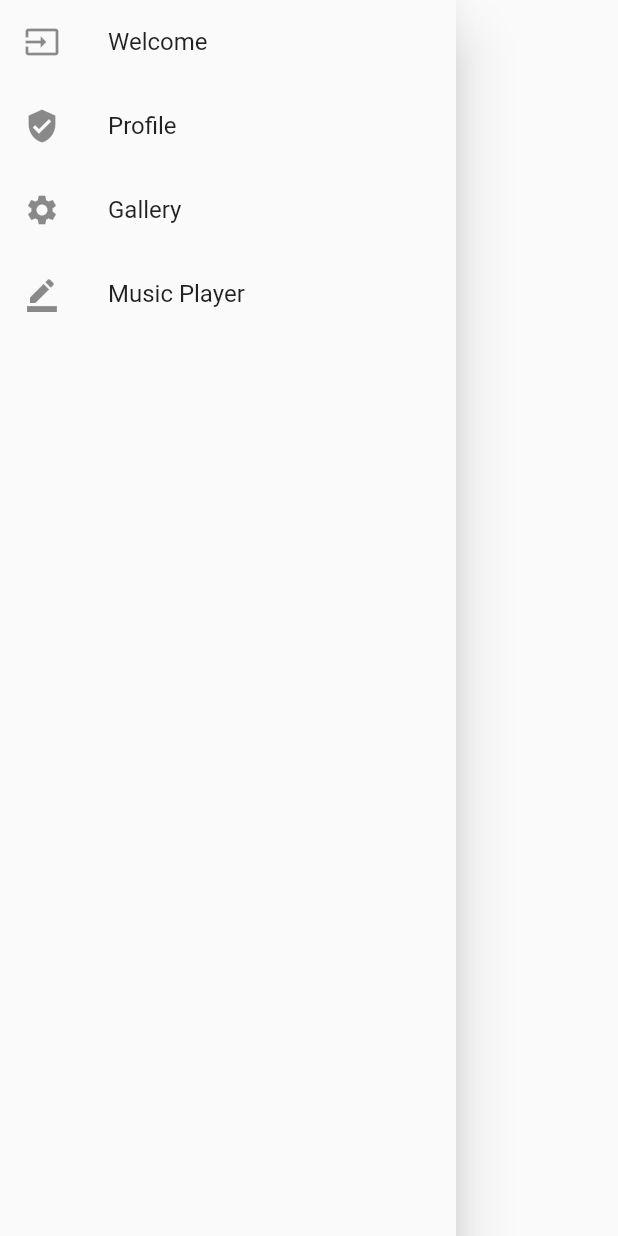
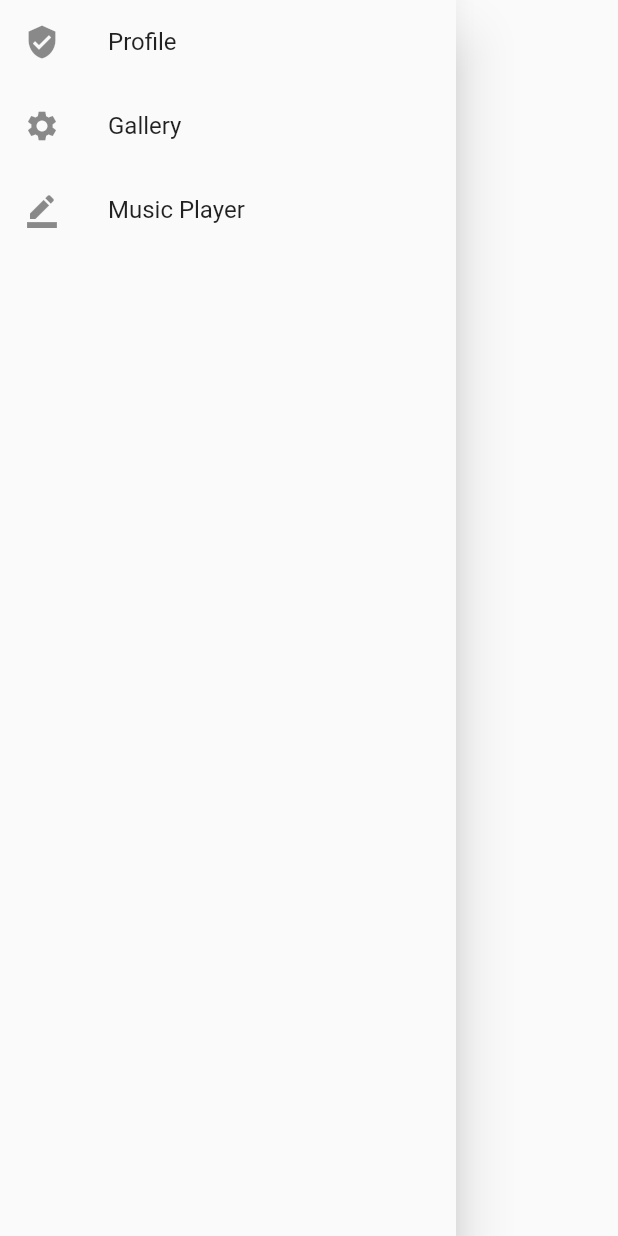
Before and after one commit to GorgeCompote/FlutterBeginner, a Flutter app: the NavDrawer widget shown alone on an empty page, opened directly, on a phone screen of 412 x 824 dp. Run offline on Flutter 3.47's test engine with Material 2 defaults, Android fonts, the phone set to English and light mode, and no system bars; our stand-ins replace flutter_screenutil, image_picker, just_audio, localstorage, video_player; missing offline and left inert: flutter_audio_query, photo_manager.

Commit message:
remove welcome from menu

```diff
--- a/FlutterApp/lib/widgets/nav-drawer.dart
+++ b/FlutterApp/lib/widgets/nav-drawer.dart
@@ -11,11 +11,6 @@ class NavDrawer extends StatelessWidget {
         child: ListView(
           padding: EdgeInsets.zero,
           children: <Widget>[
-            ListTile(
-              leading: Icon(Icons.input),
-              title: Text('Welcome'),
-              onTap: () => {},
-            ),
             ListTile(
               leading: Icon(Icons.verified_user),
               title: Text('Profile'),
```
